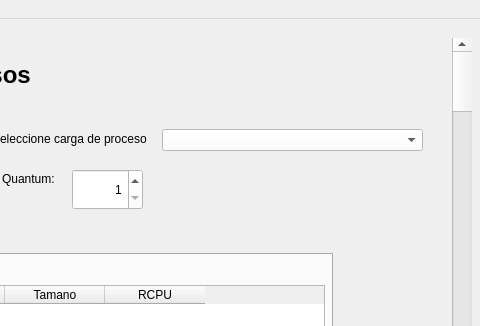
First picture: the form in apps/ui/principal.ui, repository AlejandroFNadal/SistOp2019, before the edit; both pictures show x 548 to 1028 and y 0 to 326 of the 1028 by 817 pixel window.
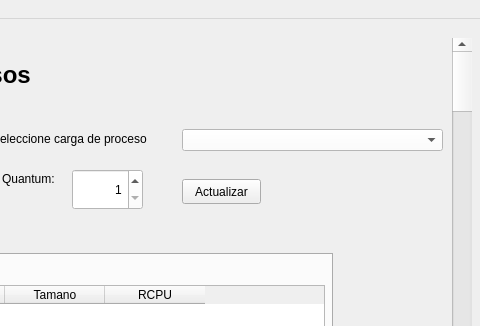
Second picture: the form after the edit.

Commit message: Boton actualizar funcional para presets

What changed in the file:
```diff
--- a/apps/ui/principal.ui
+++ b/apps/ui/principal.ui
@@ -267,7 +267,7 @@
    <widget class="QComboBox" name="comboBox_cargarProceso">
     <property name="geometry">
      <rect>
-      <x>710</x>
+      <x>730</x>
       <y>110</y>
       <width>261</width>
       <height>22</height>
@@ -349,6 +349,19 @@
      <enum>Qt::Vertical</enum>
     </property>
    </widget>
+   <widget class="QPushButton" name="pushButton">
+    <property name="geometry">
+     <rect>
+      <x>730</x>
+      <y>160</y>
+      <width>79</width>
+      <height>25</height>
+     </rect>
+    </property>
+    <property name="text">
+     <string>Actualizar</string>
+    </property>
+   </widget>
   </widget>
   <widget class="QMenuBar" name="menubar">
    <property name="geometry">
```
Left out of the diff: 2 changed lines with no effect on the pictures. The commit also changes 2 other files.
